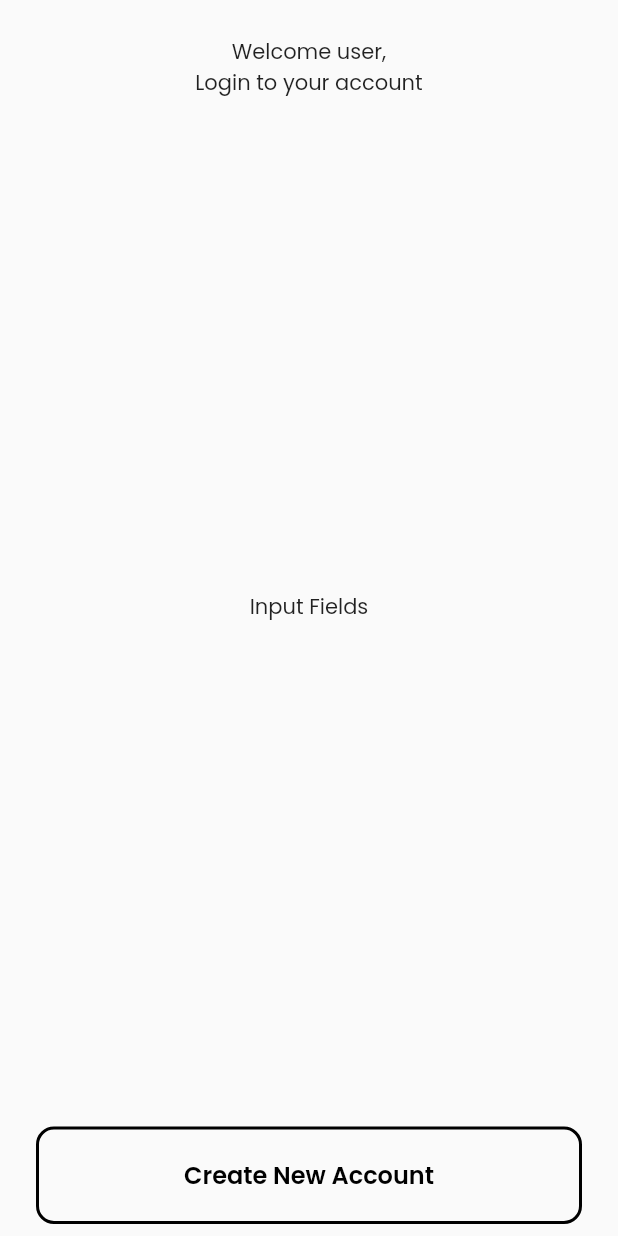
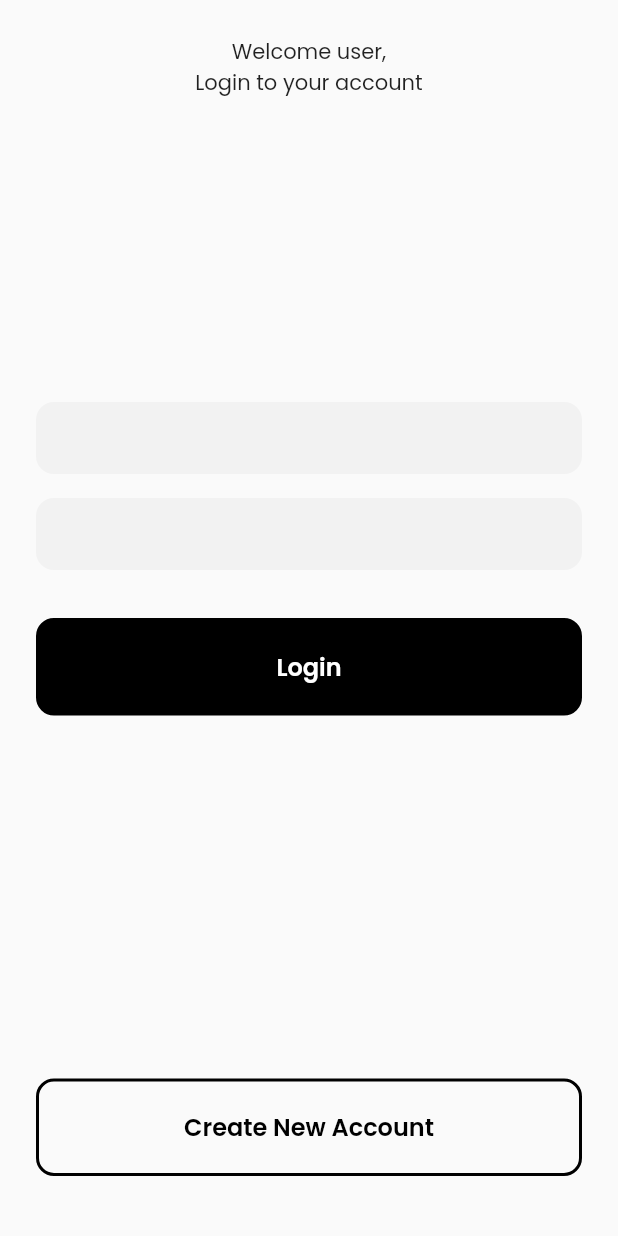
Before and after one commit to oguzkorkut/flutter_ecommerce_firebase, a Flutter app: the screen it shows after launch, on a phone screen of 412 x 824 dp. Run offline on Flutter 3.47's test engine with Material 2 defaults, Android fonts, the phone set to English and light mode, and no system bars; our stand-ins replace firebase_auth, firebase_core, google_fonts; accounts and stored records are empty; statements that could not run were skipped.

Commit message:
CustomInput sayfası yazıldı

```diff
--- a/lib/screens/login_page.dart
+++ b/lib/screens/login_page.dart
@@ -1,6 +1,7 @@
 import 'package:flutter/material.dart';
 import 'package:flutter_ecommerce_firebase/constants.dart';
 import 'package:flutter_ecommerce_firebase/widgets/custom_btn.dart';
+import 'package:flutter_ecommerce_firebase/widgets/custom_input.dart';
 
 class LoginPage extends StatefulWidget {
   const LoginPage({Key? key}) : super(key: key);
@@ -29,15 +30,39 @@ class _LoginPageState extends State<LoginPage> {
                   style: Constants.boldHeading,
                 ),
               ),
-              Text('Input Fields'),
-              CustomBtn(
+              Column(
+                children: [
+                  CustomInput(hintText: 'Email'),
+                  CustomInput(hintText: 'Email'),
+                  CustomBtn(
+                      text: 'Login',
+                      onPressed: () {
+
+                      },
+                      outlineBtn: false
+                  )
+                ],
+              ),
+              Padding(
+                padding: const EdgeInsets.only(
+                    bottom: 16.0
+                ),
+                child: CustomBtn(
+                  text: 'Create New Account',
+                  onPressed: () {
+
+                  },
+                  outlineBtn: true,
+                ),
+              )
+            /*  CustomBtn(
                   text: 'Create New Account',
                   onPressed: () {
                     print('Clicked the Create Account Button');
                   },
                   outlineBtn:true,
-                  isLoading: false,
-              )
+                  //isLoading: false,
+              )*/
             ],
           ),
         ),
--- a/lib/widgets/custom_btn.dart
+++ b/lib/widgets/custom_btn.dart
@@ -6,58 +6,40 @@ class CustomBtn extends StatelessWidget {
   final String text;
   final Function onPressed;
   final bool outlineBtn;
-  final bool isLoading;
-  CustomBtn({required this.text, required this.onPressed, required this.outlineBtn, required this.isLoading});
+
+  const CustomBtn({required this.text, required this.onPressed, required this.outlineBtn});
 
   @override
   Widget build(BuildContext context) {
-    bool _outlineBtn = outlineBtn ?? false;
-    bool _isLoading = isLoading ?? false;
+    bool _outlineBtn = outlineBtn ? outlineBtn : false;
+    //bool _isLoading = isLoading ?? false;
 
     return GestureDetector(
       onTap: onPressed(),
       child: Container(
         height: 65.0,
+        alignment: Alignment.center,
         decoration: BoxDecoration(
           color: _outlineBtn ? Colors.transparent : Colors.black,
           border: Border.all(
             color: Colors.black,
-            width: 2.0,
+            width: 2.0
           ),
-          borderRadius: BorderRadius.circular(
-            12.0,
-          ),
+          borderRadius: BorderRadius.circular(12.0)
         ),
         margin: EdgeInsets.symmetric(
             horizontal: 24.0,
-          vertical: 8.0,
+            vertical: 24.0
         ),
-        child: Stack(
-          children: [
-            Visibility(
-              visible: _isLoading ? false : true,
-              child: Center(
         child: Text(
-                  text ?? "Text",
+          // 'Create New Account',
+          //text ?? 'Text',
+          text,
           style: TextStyle(
             fontSize: 16.0,
             color: _outlineBtn ? Colors.black : Colors.white,
-                    fontWeight: FontWeight.w600,
+            fontWeight: FontWeight.w600
           ),
-                ),
-              ),
-            ),
-            Visibility(
-              visible: _isLoading,
-              child: Center(
-                child: SizedBox(
-                  height: 30.0,
-                  width: 30.0,
-                  child: CircularProgressIndicator(),
-                ),
-              ),
-            ),
-          ],
         ),
       ),
     );
--- /dev/null
+++ b/lib/widgets/custom_input.dart
@@ -0,0 +1,36 @@
+import 'package:flutter/material.dart';
+import 'package:flutter_ecommerce_firebase/constants.dart';
+
+class CustomInput extends StatelessWidget {
+
+ // const CustomInput({Key? key}) : super(key: key);
+
+  final String hintText;
+
+  CustomInput({required this.hintText});
+
+  @override
+  Widget build(BuildContext context) {
+    return Container(
+        margin: EdgeInsets.symmetric(
+          vertical: 8.0,
+          horizontal: 24.0
+        ),
+        decoration: BoxDecoration(
+          color: Color(0xFFF2F2F2),
+          borderRadius: BorderRadius.circular(12.0)
+        ),
+        child: TextField (
+          decoration: InputDecoration(
+              border: InputBorder.none,
+              hintText: ,
+            contentPadding: EdgeInsets.symmetric(
+              horizontal: 24.0,
+              vertical: 8.0,
+            )
+          ),
+          style: Constants.regularDarkText,
+        ),
+    );
+  }
+}
```
Lines whose indentation alone changed are shown as unchanged.
